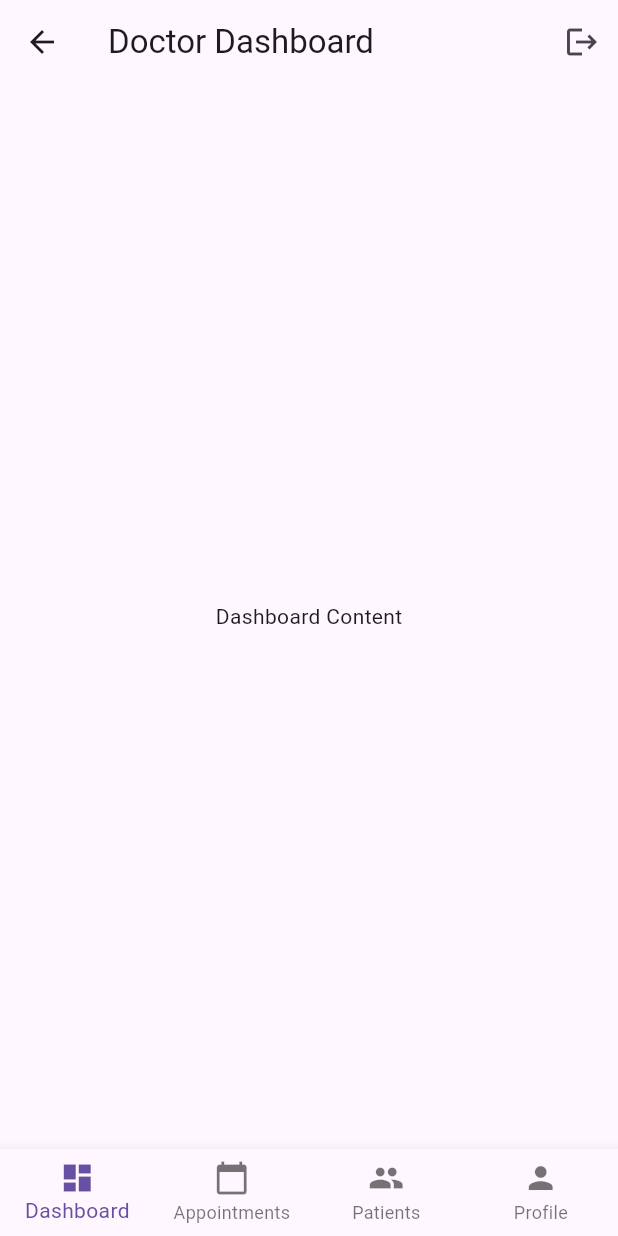
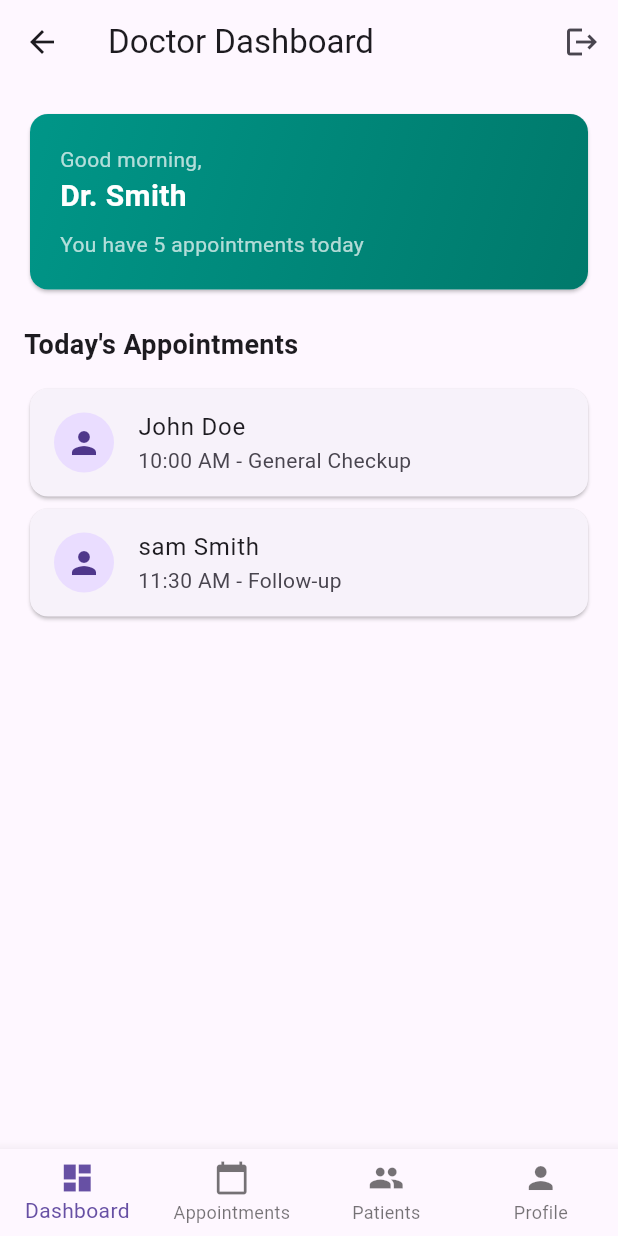
Before and after one commit to Peterjakes/hospital_management_system, a Flutter app: the DoctorDashboard screen opened directly, on a phone screen of 412 x 824 dp. Run offline on Flutter 3.47's test engine with Material 3 defaults, Android fonts, the phone set to English and light mode, and no system bars; our stand-ins replace cloud_firestore, firebase_auth, firebase_core; accounts and stored records are empty.

Commit message:
designed welcome card and today's appointments

```diff
--- a/lib/screens/doctor/doactor_dashboard.dart
+++ b/lib/screens/doctor/doactor_dashboard.dart
@@ -43,7 +43,7 @@ class _DoctorDashboardState extends State<DoctorDashboard> {
   Widget _buildBody() {
     switch (_selectedIndex) {
       case 0:
-        return const Center(child: Text('Dashboard Content'));
+        return _buildDashboardContent();
       case 1:
         return const Center(child: Text('Appointments'));
       case 2:
@@ -53,6 +53,61 @@ class _DoctorDashboardState extends State<DoctorDashboard> {
       default:
         return const SizedBox();
     }
+  }
+
+  Widget _buildDashboardContent() {
+    return SingleChildScrollView(
+      padding: const EdgeInsets.all(16),
+      child: Column(
+        crossAxisAlignment: CrossAxisAlignment.start,
+        children: [
+          Card(
+            child: Container(
+              width: double.infinity,
+              padding: const EdgeInsets.all(20),
+              decoration: BoxDecoration(
+                gradient: LinearGradient(
+                  colors: [Colors.teal, Colors.teal.shade700],
+                  begin: Alignment.topLeft,
+                  end: Alignment.bottomRight,
+                ),
+                borderRadius: BorderRadius.circular(12),
+              ),
+              child: const Column(
+                crossAxisAlignment: CrossAxisAlignment.start,
+                children: [
+                  Text('Good morning,', style: TextStyle(color: Colors.white70)),
+                  Text('Dr. Smith',
+                      style: TextStyle(
+                          color: Colors.white,
+                          fontWeight: FontWeight.bold,
+                          fontSize: 20)),
+                  SizedBox(height: 8),
+                  Text('You have 5 appointments today',
+                      style: TextStyle(color: Colors.white70)),
+                ],
+              ),
+            ),
+          ),
+          const SizedBox(height: 20),
+          const Text("Today's Appointments",
+              style: TextStyle(fontWeight: FontWeight.bold, fontSize: 18)),
+          const SizedBox(height: 12),
+          _buildAppointmentCard('John Doe', '10:00 AM', 'General Checkup'),
+          _buildAppointmentCard('sam Smith', '11:30 AM', 'Follow-up'),
+        ],
+      ),
+    );
+  }
+
+  Widget _buildAppointmentCard(String name, String time, String reason) {
+    return Card(
+      child: ListTile(
+        leading: const CircleAvatar(child: Icon(Icons.person)),
+        title: Text(name),
+        subtitle: Text('$time - $reason'),
+      ),
+    );
   }
 
   Widget _buildBottomNavigationBar() {
```
